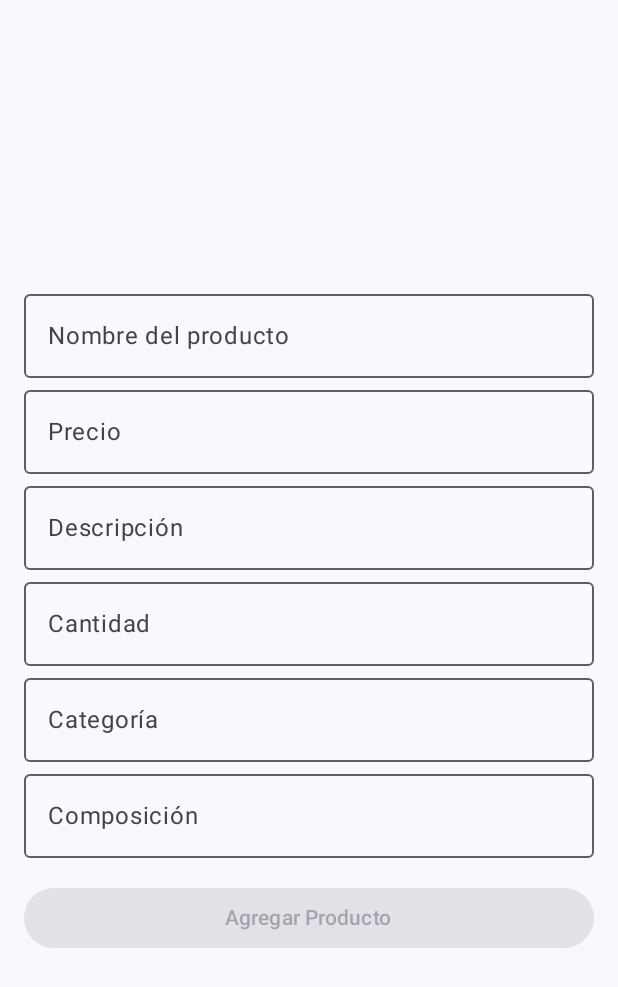
After one commit to Angel2077/Orders-App, an Android app built with Jetpack Compose: the composable AgregarProductoScreen shown on its own in the app's theme, on a phone screen of 412 x 824 dp. The commit adds this screen. Shown: the top 987 px of the screen. Run offline under Robolectric (Android 15) with nearby library versions, the phone set to English and light mode, and no system bars.

Commit message:
new changes

```diff
--- /dev/null
+++ b/app/src/main/java/com/usoftwork/ordersapp/AgregarProductoScreen.kt
@@ -0,0 +1,140 @@
+package com.usoftwork.ordersapp
+
+import androidx.compose.foundation.clickable
+import androidx.compose.foundation.layout.Arrangement
+import androidx.compose.foundation.layout.Box
+import androidx.compose.foundation.layout.Column
+import androidx.compose.foundation.layout.fillMaxSize
+import androidx.compose.foundation.layout.fillMaxWidth
+import androidx.compose.foundation.layout.padding
+import androidx.compose.foundation.text.KeyboardOptions
+import androidx.compose.material3.Button
+import androidx.compose.material3.DropdownMenu
+import androidx.compose.material3.DropdownMenuItem
+import androidx.compose.material3.OutlinedTextField
+import androidx.compose.material3.Text
+import androidx.compose.runtime.Composable
+import androidx.compose.runtime.getValue
+import androidx.compose.runtime.mutableStateOf
+import androidx.compose.runtime.remember
+import androidx.compose.runtime.saveable.rememberSaveable
+import androidx.compose.runtime.setValue
+import androidx.compose.ui.Modifier
+import androidx.compose.ui.text.input.ImeAction
+import androidx.compose.ui.text.input.KeyboardType
+import androidx.compose.ui.unit.dp
+import androidx.navigation.NavHostController
+
+@Composable
+fun AgregarProductoScreen(navController: NavHostController) {
+    // Estados para los campos del producto
+    var nombre by rememberSaveable { mutableStateOf("") }
+    var precio by rememberSaveable { mutableStateOf("") }
+    var descripcion by rememberSaveable { mutableStateOf("") }
+    var cantidad by rememberSaveable { mutableStateOf("") }
+    var categoria by rememberSaveable { mutableStateOf("") }
+    var composicion by rememberSaveable { mutableStateOf("") }
+    var expanded by remember { mutableStateOf(false) }
+
+    val categorias = listOf("Alimentos", "Electrónica", "Ropa", "Salud", "Hogar", "Otro")
+
+    val imagenId = R.drawable.placeholder  // Placeholder de imagen por defecto
+
+    Column(
+        modifier = Modifier
+            .fillMaxSize()
+            .padding(16.dp),
+        verticalArrangement = Arrangement.Center
+    ) {
+        OutlinedTextField(
+            value = nombre,
+            onValueChange = { nombre = it },
+            label = { Text("Nombre del producto") },
+            keyboardOptions = KeyboardOptions(imeAction = ImeAction.Next),
+            modifier = Modifier.fillMaxWidth()
+        )
+
+        OutlinedTextField(
+            value = precio,
+            onValueChange = { if (it.all { char -> char.isDigit() }) precio = it },
+            label = { Text("Precio") },
+            keyboardOptions = KeyboardOptions(keyboardType = KeyboardType.Number, imeAction = ImeAction.Next),
+            modifier = Modifier.fillMaxWidth()
+        )
+
+        OutlinedTextField(
+            value = descripcion,
+            onValueChange = { descripcion = it },
+            label = { Text("Descripción") },
+            keyboardOptions = KeyboardOptions(imeAction = ImeAction.Next),
+            modifier = Modifier.fillMaxWidth()
+        )
+
+        OutlinedTextField(
+            value = cantidad,
+            onValueChange = { if (it.all { char -> char.isDigit() }) cantidad = it },
+            label = { Text("Cantidad") },
+            keyboardOptions = KeyboardOptions(keyboardType = KeyboardType.Number, imeAction = ImeAction.Next),
+            modifier = Modifier.fillMaxWidth()
+        )
+
+        Box(modifier = Modifier.fillMaxWidth()) {
+            OutlinedTextField(
+                value = categoria,
+                onValueChange = {},
+                readOnly = true,
+                label = { Text("Categoría") },
+                modifier = Modifier.fillMaxWidth().clickable { expanded = true }
+            )
+            DropdownMenu(expanded = expanded, onDismissRequest = { expanded = false }) {
+                categorias.forEach { opcion ->
+                    DropdownMenuItem(
+                        text = { Text(opcion) },
+                        onClick = {
+                            categoria = opcion
+                            expanded = false
+                        }
+                    )
+                }
+            }
+        }
+
+        OutlinedTextField(
+            value = composicion,
+            onValueChange = { composicion = it },
+            label = { Text("Composición") },
+            keyboardOptions = KeyboardOptions(imeAction = ImeAction.Done),
+            modifier = Modifier.fillMaxWidth()
+        )
+
+        Button(
+            onClick = {
+                if (esEntradaValida(nombre, precio, descripcion, cantidad, categoria, composicion)) {
+                    val nuevoProducto = Producto(
+                        nombre = nombre,
+                        precio = precio.toInt(),
+                        descripcion = "$descripcion\nComposición: $composicion\nCategoría: $categoria",
+                        imagenId = imagenId,
+                        cantidad = cantidad.toInt()
+                    )
+                    addProducto(nuevoProducto)
+                    navController.popBackStack()
+                }
+            },
+            modifier = Modifier.padding(top = 16.dp).fillMaxWidth(),
+            enabled = esEntradaValida(nombre, precio, descripcion, cantidad, categoria, composicion)
+        ) {
+            Text("Agregar Producto")
+        }
+    }
+}
+
+fun addProducto(nuevoProducto: Producto) {
+
+}
+
+// Función auxiliar para validar la entrada del usuario
+fun esEntradaValida(nombre: String, precio: String, descripcion: String, cantidad: String, categoria: String, composicion: String): Boolean {
+    return nombre.isNotBlank() && precio.isNotBlank() && cantidad.isNotBlank() &&
+            descripcion.isNotBlank() && categoria.isNotBlank() && composicion.isNotBlank()
+}
```
Also changed, not shown: app/src/main/java/com/usoftwork/ordersapp/MainActivity.kt (+6 -25 lines), app/src/main/java/com/usoftwork/ordersapp/generador_factura.kt (+24 -22 lines), app/src/main/java/com/usoftwork/ordersapp/menuhome.kt (+9 -110 lines).
